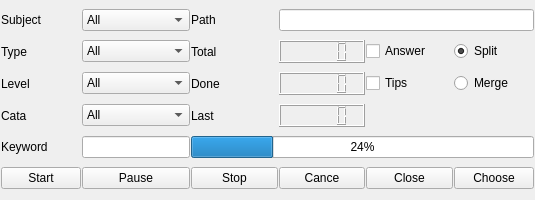
This is src/progress.ui in liangbirui/NJUCS_exercise as Qt 5 draws it before an edit. The edited form follows.
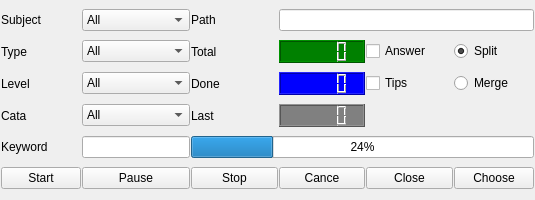
This is the edited form.

Commit message: 调整界面颜色

The edit to the form file:
```diff
--- a/src/progress.ui
+++ b/src/progress.ui
@@ -62,7 +62,11 @@
     </widget>
    </item>
    <item row="1" column="5" colspan="2">
-    <widget class="QLCDNumber" name="lcdNumberTotal"/>
+    <widget class="QLCDNumber" name="lcdNumberTotal">
+     <property name="styleSheet">
+      <string notr="true">background:green</string>
+     </property>
+    </widget>
    </item>
    <item row="1" column="7" colspan="2">
     <widget class="QCheckBox" name="checkBoxAnswer">
@@ -98,7 +102,11 @@
     </widget>
    </item>
    <item row="2" column="5" colspan="2">
-    <widget class="QLCDNumber" name="lcdNumberDone"/>
+    <widget class="QLCDNumber" name="lcdNumberDone">
+     <property name="styleSheet">
+      <string notr="true">background:blue</string>
+     </property>
+    </widget>
    </item>
    <item row="2" column="7" colspan="2">
     <widget class="QCheckBox" name="checkBoxTips">
@@ -131,7 +139,11 @@
     </widget>
    </item>
    <item row="3" column="5" colspan="2">
-    <widget class="QLCDNumber" name="lcdNumberLast"/>
+    <widget class="QLCDNumber" name="lcdNumberLast">
+     <property name="styleSheet">
+      <string notr="true">background:gray</string>
+     </property>
+    </widget>
    </item>
    <item row="3" column="7" colspan="3">
     <spacer name="horizontalSpacer">
```
